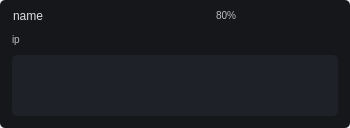
The window that tileDiagnosticsUGV.ui (marinarasauced/mess2_app) describes before a commit, drawn with Qt 5.
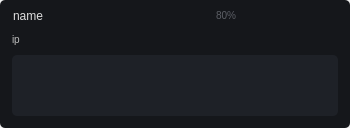
The same window after the commit. Icons and pictures are not drawn.

Commit message: slight refactor, add ssh button to device tiles, changed grey icons to red

Diff of the .ui file:
```diff
--- a/tileDiagnosticsUGV.ui
+++ b/tileDiagnosticsUGV.ui
@@ -31,13 +31,15 @@
 border-radius: 5px;
 color: rgb(221, 221, 221);
 }
-#status_connected {
-background-image: url(:/icons/images/icons2/status_disconnected.png);
+#ssh_icon {
+background-image: url(:/icons/images/icons2/ssh_na.png);
 background-repeat: no-repeat;
 background-position: center;
+border: none;
 }
-#status_online {
-background-image: url(:/icons/images/icons2/status_offline.png);
+
+#network_icon {
+background-image: url(:/icons/images/icons2/network_na.png);
 background-repeat: no-repeat;
 background-position: center;
 }
@@ -58,7 +60,7 @@
 background-position: center;
 }
 #battery_text {
-color: rgb(191, 191, 191) !important;
+color: rgb(92, 95, 102) !important;
 font-size: 10px !important;
 }</string>
   </property>
```
Left out of the diff: 16 changed lines with no effect on the pictures. The commit also changes 31 other files.
